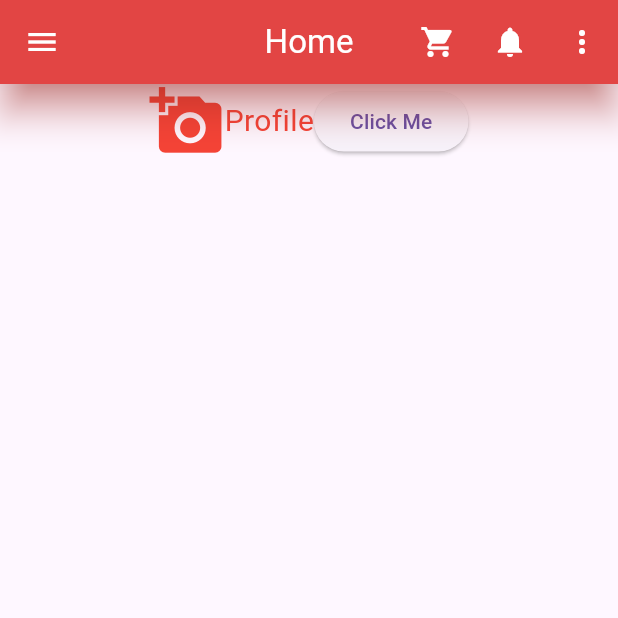
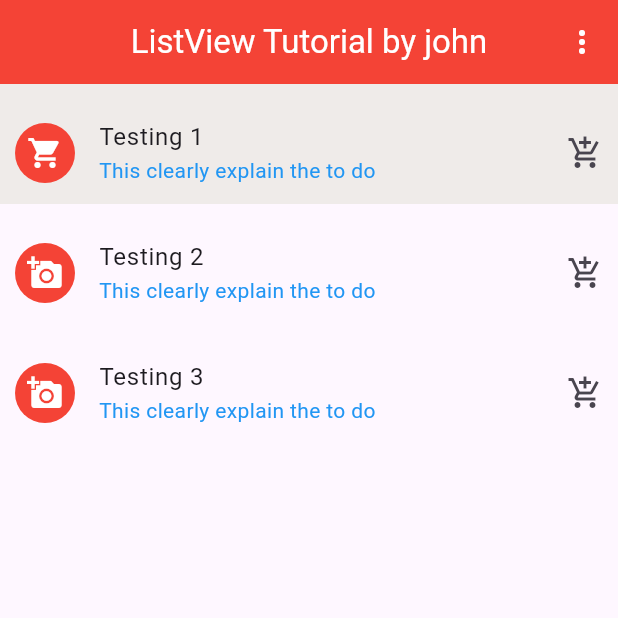
Before and after one commit to mperorjohn/LogaApp, a Flutter app: the screen it shows after launch, on a phone screen of 412 x 824 dp, the top half of it. Run offline on Flutter 3.47's test engine with Material 3 defaults, Android fonts, the phone set to English and light mode, and no system bars; our stand-ins replace font_awesome_flutter; Roboto replaces fonts that are missing (Poppins).

Commit message:
making progress

```diff
--- a/lib/main.dart
+++ b/lib/main.dart
@@ -1,6 +1,8 @@
 import 'package:flutter/material.dart';
 import 'package:my_flutter_app/screens/Landing.dart';
 import 'package:my_flutter_app/screens/Home.dart';
+import 'package:my_flutter_app/screens/ListViewTutorial.dart';
+import 'package:my_flutter_app/screens/RowColumn.dart';
 
 import '/screens/Dashboard.dart';
 
@@ -15,7 +17,7 @@ class Myapp extends StatelessWidget {
         debugShowCheckedModeBanner: false,
         themeMode: ThemeMode.system,
         title: "Testing App",
-        home: Home() ,
+        home: ListViewtutorial() ,
         theme: ThemeData(
           primarySwatch: Colors.red,
           fontFamily: 'Poppins',
--- /dev/null
+++ b/lib/screens/ListViewTutorial.dart
@@ -0,0 +1,102 @@
+import 'package:flutter/material.dart';
+
+class ListViewtutorial extends StatelessWidget {
+  const ListViewtutorial({super.key});
+
+  @override
+  Widget build(BuildContext context) {
+    // Sample list of items (you can replace with your dynamic data)
+    final List<Map<String, String>> salesReports = List.generate(
+      15,
+      (index) => {'title': 'Reported sales', 'date': '22-04-2025'},
+    );
+
+    String navbarTitle = "ListView Tutorial by john";
+
+    return Scaffold(
+      appBar: AppBar(
+        title: Text("$navbarTitle"),
+        centerTitle: true,
+        backgroundColor: Colors.red,
+        foregroundColor: Colors.white,
+        actions: [IconButton(onPressed: () {}, icon: Icon(Icons.more_vert))],
+      ),
+      body: Container(
+        child: ListView(
+          itemExtent: 80.00,
+          scrollDirection: Axis.vertical,
+          reverse: false,
+          children: [
+            ListTile(
+              leading: CircleAvatar(
+                child: Icon(Icons.shopping_cart),
+                backgroundColor: Colors.red,
+                foregroundColor: Colors.white,
+              ),
+              title: Text('Testing 1'),
+              subtitle: Text(
+                'This clearly explain the to do',
+                style: TextStyle(color: Colors.blue),
+              ),
+              trailing: Icon(Icons.add_shopping_cart),
+              contentPadding: EdgeInsets.all(10),
+              tileColor: Colors.brown.shade50,
+            ),
+            ListTile(
+              leading: CircleAvatar(
+                child: Icon(Icons.add_a_photo),
+                backgroundColor: Colors.red,
+                foregroundColor: Colors.white,
+              ),
+              title: Text('Testing 2'),
+              subtitle: Text(
+                'This clearly explain the to do',
+                style: TextStyle(color: Colors.blue),
+              ),
+              trailing: Icon(Icons.add_shopping_cart),
+              contentPadding: EdgeInsets.all(10),
+              selectedColor: Colors.red,
+            ),
+            ListTile(
+              leading: CircleAvatar(
+                child: Icon(Icons.add_a_photo),
+                backgroundColor: Colors.red,
+                foregroundColor: Colors.white,
+              ),
+              title: Text('Testing 3'),
+              subtitle: Text(
+                'This clearly explain the to do',
+                style: TextStyle(color: Colors.blue),
+              ),
+              trailing: Icon(Icons.add_shopping_cart),
+              contentPadding: EdgeInsets.all(10),
+            ),
+          ],
+        ),
+      ),
+    );
+  }
+}
+
+// ListView.builder(
+// itemCount: salesReports.length,
+// itemBuilder: (context, index) {
+// final report = salesReports[index];
+// return ListTile(
+// leading: CircleAvatar(
+// child: Icon(Icons.shopping_cart),
+// backgroundColor: Colors.red,
+// foregroundColor: Colors.white,
+// ),
+// title: Text(report['title']!),
+// subtitle: Text(report['date']!),
+// trailing: Icon(Icons.add_shopping_cart),
+// // hoverColor: Colors.blue,
+// // selected: true,
+// tileColor: Colors.brown.shade50,
+// onTap: () {
+// // You can add actions here if needed
+// },
+// );
+// },
+// ),
```
Also changed, not shown: lib/screens/Dashboard.dart (+6 -1 lines), lib/screens/RowColumn.dart (+66 -0 lines), lib/screens/ListViewBuilderTutorial.dart (added).
